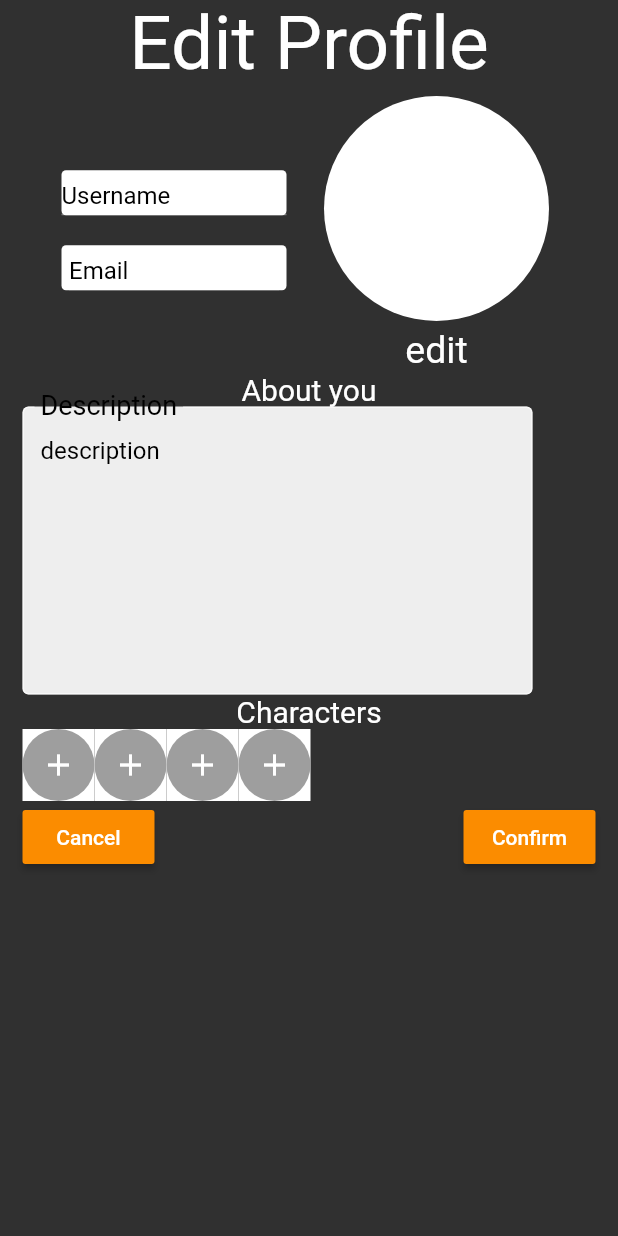
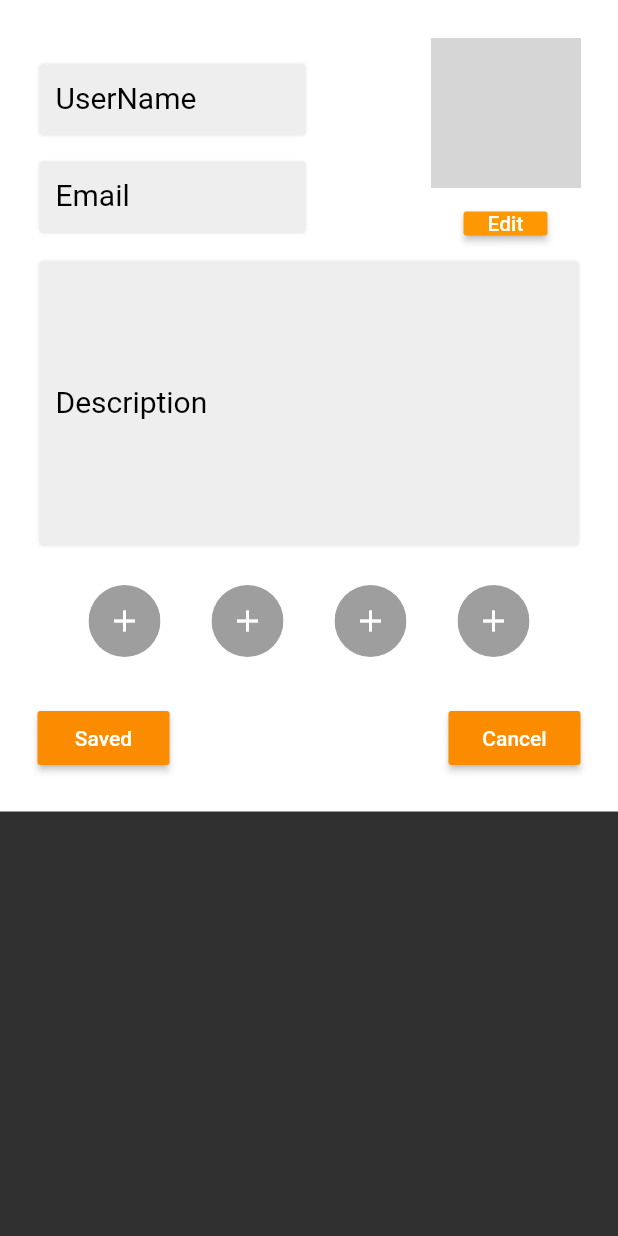
Before and after one commit to AA-powerful-Team/MobileDevices, a Flutter app: the editProfile screen opened directly, on a phone screen of 412 x 824 dp. Run offline on Flutter 3.47's test engine with Material 2 defaults, Android fonts, the phone set to English and light mode, and no system bars; our stand-ins replace cloud_firestore, firebase_core; accounts and stored records are empty; network calls fail; grey boxes are pictures that could not be loaded.

Commit message:
Redone  edit profile

```diff
--- a/gi_social_app/lib/Screens/CreatePost.dart
+++ b/gi_social_app/lib/Screens/CreatePost.dart
@@ -223,10 +223,7 @@ class _CreatePostState extends State<CreatePost> {
                     aux[2].imagePath,
                     aux[3].imagePath,
                   ];
-
                   setState(() {
-
-
                     db.collection('feed').add({
                       "Activity": _titleText,
                       "ByUser":
--- a/gi_social_app/lib/Screens/EditProfile.dart
+++ b/gi_social_app/lib/Screens/EditProfile.dart
@@ -11,9 +11,9 @@ class _editProfileState extends State<editProfile> {
   TextEditingController controllerUser;
   TextEditingController controllerEmail;
 
-  String _descriptionText = 'description';
-  String _descriptionUser = 'Username';
-  String _descriptionEmail = 'Email';
+  String _descriptionText;
+  String _descriptionUser;
+  String _descriptionEmail;
 
   @override
   void initState() {
@@ -32,106 +32,89 @@ class _editProfileState extends State<editProfile> {
   }
 
   Widget build(BuildContext context) {
-    return Container(
+    return Scaffold(
+      body: SingleChildScrollView(
         child: Container(
-        padding: EdgeInsets.only(right: 15, left: 15),
-        child: Column(
-          children: [
-            Center(
-                child: Text('Edit Profile',
-                    style: TextStyle(fontSize: 50, color: Colors.white))),
-
-            Container(
-              //padding:
-              //    EdgeInsets.only(right: 10, left: 10, bottom: 30, top: 30),
-              child: Row(
-                mainAxisAlignment: MainAxisAlignment.center,
-                //profile email, user and pic
+            color: Colors.white,
+            padding: EdgeInsets.all(25),
+            child: Column(children: [
+              Row(
                 children: [
                   Column(
-                    //email and user
                     children: [
                       Container(
-                        alignment: Alignment.centerRight,
-                        height: 30,
-                        width: 150,
-                        decoration: BoxDecoration(
-                          color: Colors.white,
-                          borderRadius: BorderRadius.circular(3),
-                        ),
+                        width: 180,
+                        height: 50,
                         child: TextField(
                           controller: controllerUser,
-                          onSubmitted: (String _) {
-                            setState(() {
-                              _descriptionUser = controllerUser.text;
-                            });
-                          },
+                          decoration: InputDecoration(
+                            hintText: "ex:Zadoras",
+                            hintStyle: TextStyle(color: Colors.grey[800]),
+                            labelText: "UserName",
+                            labelStyle: TextStyle(
+                              fontSize: 20,
+                              color: Colors.black,
+                            ),
+                            fillColor: Colors.grey[200],
+                            filled: true,
+                            border: OutlineInputBorder(),
+                          ),
+                          onChanged: (String _) {},
                         ),
                       ),
                       SizedBox(
-                        height: 20,
+                        height: 15,
                       ),
                       Container(
-                        alignment: Alignment.centerRight,
-                        height: 30,
-                        width: 150,
-                        padding: EdgeInsets.only(right: 5, left: 5),
-                        decoration: BoxDecoration(
-                          color: Colors.white,
-                          borderRadius: BorderRadius.circular(3),
-                        ),
+                        width: 180,
+                        height: 50,
                         child: TextField(
                           controller: controllerEmail,
-                          onSubmitted: (String _) {
-                            setState(() {
-                              _descriptionEmail = controllerEmail.text;
-                            });
-                          },
+                          decoration: InputDecoration(
+                            hintText: "ex:example@gmail.com",
+                            hintStyle: TextStyle(color: Colors.grey[800]),
+                            labelText: "Email",
+                            labelStyle: TextStyle(
+                              fontSize: 20,
+                              color: Colors.black,
+                            ),
+                            fillColor: Colors.grey[200],
+                            filled: true,
+                            border: OutlineInputBorder(),
+                          ),
+                          onChanged: (String _) {},
                         ),
                       ),
                     ],
                   ),
-                  SizedBox(
-                    width: 20,
+                  Spacer(),
+                  Column(
+                    children: [
+                      CircularImage(
+                        width: 100,
+                        height: 100,
+                        imageURL:
+                            'https://upload.wikimedia.org/wikipedia/commons/7/7c/Profile_avatar_placeholder_large.png',
                       ),
-                  Column(//profile pic
-                      children: [
-                    Padding(
-                      padding: const EdgeInsets.all(5.0),
-                      child: Container(
-                          width: 150.0,
-                          height: 150.0,
-                          decoration: BoxDecoration(
-                            shape: BoxShape.circle,
-                            color: Colors.white,
-                          )),
+                      ButtonTheme(
+                        minWidth: 50,
+                        height: 10.0,
+                        child: RaisedButton(
+                          onPressed: () {},
+                          child: Text("Edit"),
                         ),
-                    Container(
-                      alignment: Alignment.centerRight,
-                      child: Text('edit',
-                          style: TextStyle(fontSize: 25, color: Colors.white)),
                       ),
-                  ]),
                     ],
                   ),
+                ],
               ),
-            Text('About you',
-                style: TextStyle(fontSize: 20, color: Colors.white)),
-            Row(
-              children: [
-                Container(
-                  width: 340,
-                  child: Column(
-                    crossAxisAlignment: CrossAxisAlignment.start,
-                    children: [
               TextField(
                 controller: controllerDescription,
                 decoration: InputDecoration(
-                          hintText: "your description",
                   hintStyle: TextStyle(color: Colors.grey[800]),
                   labelText: "Description",
                   labelStyle: TextStyle(
-                            fontSize: 24,
+                    fontSize: 20,
                     color: Colors.black,
                   ),
                   fillColor: Colors.grey[200],
@@ -139,24 +122,15 @@ class _editProfileState extends State<editProfile> {
                   border: OutlineInputBorder(),
                 ),
                 maxLines: 8,
-                        onSubmitted: (String _) {
-                          setState(() {
+                onChanged: (String _) {
                   _descriptionText = controllerDescription.text;
-                          });
                 },
               ),
-                    ],
-                  ),
-                )
-              ],
-            ), // description
-
-            Text('Characters',
-                style: TextStyle(fontSize: 20, color: Colors.white)),
-            Container(
-              color: Colors.white,
+              SizedBox(
+                height: 25,
               ),
               Row(
+                mainAxisAlignment: MainAxisAlignment.spaceEvenly,
                 children: [
                   AddImageActivity(),
                   AddImageActivity(),
@@ -164,28 +138,23 @@ class _editProfileState extends State<editProfile> {
                   AddImageActivity(),
                 ],
               ),
-
-            //group info
+              SizedBox(
+                height: 30,
+              ),
               Row(
                 children: [
                   RaisedButton(
-                  child: Text('Cancel'),
-                  onPressed: () {
-                    //Navigator.of(context).pop();
-                  },
+                    child: Text('Saved'),
+                    onPressed: () {},
                   ),
                   Spacer(),
                   RaisedButton(
-                  child: Text('Confirm'),
-                  onPressed: () {
-                    //update values in firebase
-                    //Navigator.of(context).pop();
-                  },
-                )
-              ],
-            ) //buttons cancel confirm
+                    child: Text('Cancel'),
+                    onPressed: () {},
+                  ),
                 ],
               ),
+            ])),
       ),
     );
   }
```
Lines whose indentation alone changed are shown as unchanged.
